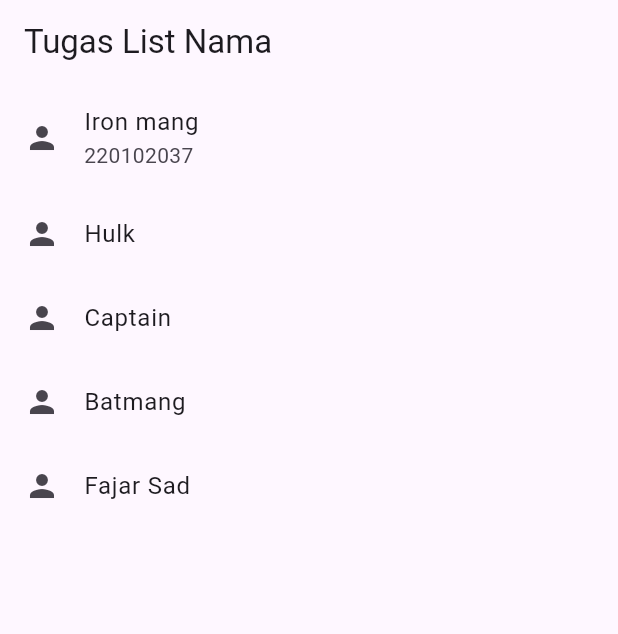
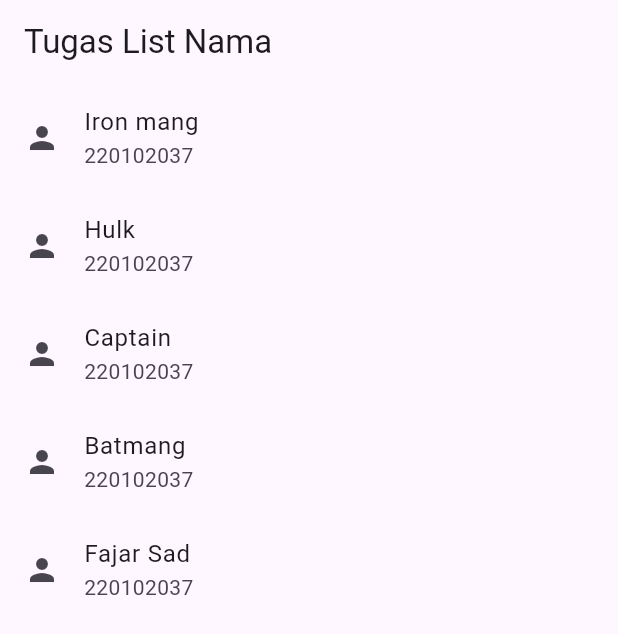
Before and after one commit to 10ibnu/myapp, a Flutter app: the ListViewScreen screen opened directly, on a phone screen of 412 x 824 dp. Shown: the top 634 px of the screen. Run offline on Flutter 3.47's test engine with Material 3 defaults, Android fonts, the phone set to English and light mode, and no system bars.

```diff
--- a/lib/listview.dart
+++ b/lib/listview.dart
@@ -24,11 +24,31 @@ class ListViewScreen extends StatelessWidget {
       appBar: AppBar(title: const Text('Tugas List Nama')),
       body: ListView(
         children: const [
-          ListTile(leading: Icon(Icons.person), title: Text('Iron mang'), subtitle: Text("220102037"),),
-          ListTile(leading: Icon(Icons.person), title: Text('Hulk')),
-          ListTile(leading: Icon(Icons.person), title: Text('Captain')),
-          ListTile(leading: Icon(Icons.person), title: Text('Batmang')),
-          ListTile(leading: Icon(Icons.person), title: Text('Fajar Sad')),
+          ListTile(
+            leading: Icon(Icons.person),
+            title: Text('Iron mang'),
+            subtitle: Text("220102037"),
+          ),
+          ListTile(
+            leading: Icon(Icons.person),
+            title: Text('Hulk'),
+            subtitle: Text("220102037"),
+          ),
+          ListTile(
+            leading: Icon(Icons.person),
+            title: Text('Captain'),
+            subtitle: Text("220102037"),
+          ),
+          ListTile(
+            leading: Icon(Icons.person),
+            title: Text('Batmang'),
+            subtitle: Text("220102037"),
+          ),
+          ListTile(
+            leading: Icon(Icons.person),
+            title: Text('Fajar Sad'),
+            subtitle: Text("220102037"),
+          ),
         ],
       ),
     );
--- a/lib/main.dart
+++ b/lib/main.dart
@@ -1,8 +1,4 @@
 import 'package:flutter/material.dart';
-import 'home_screen.dart';
-import 'main_home_page.dart';
-import 'listview.dart';
-import 'profil.dart';
 import 'login.dart';
 
 void main() {
```
Also changed, not shown: lib/login.dart (+65 -24 lines), lib/profile_screen.dart (added, +23 -0 lines).
